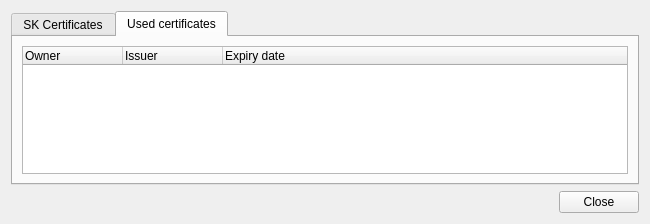
Above: qdigidoc/trunk/crypto/ui/KeyAddDialog.ui from tixsys/esteid before the change. Below: the same form after it.
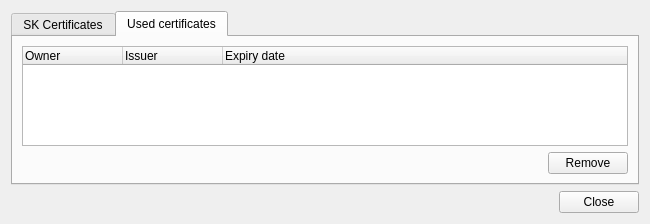
That is the form after the change. The open tabs and pages were chosen to show the change.

Commit message:
qdigidoc: crypto remove certificates from history
Ticket #692

Diff of the .ui file:
```diff
--- a/qdigidoc/trunk/crypto/ui/KeyAddDialog.ui
+++ b/qdigidoc/trunk/crypto/ui/KeyAddDialog.ui
@@ -143,6 +143,30 @@
          </column>
         </widget>
        </item>
+       <item>
+        <layout class="QHBoxLayout" name="removeLayout">
+         <item>
+          <spacer name="removeSpacer">
+           <property name="orientation">
+            <enum>Qt::Horizontal</enum>
+           </property>
+           <property name="sizeHint" stdset="0">
+            <size>
+             <width>40</width>
+             <height>20</height>
+            </size>
+           </property>
+          </spacer>
+         </item>
+         <item>
+          <widget class="QPushButton" name="remove">
+           <property name="text">
+            <string>Remove</string>
+           </property>
+          </widget>
+         </item>
+        </layout>
+       </item>
       </layout>
      </widget>
     </widget>
```
The commit also changes 2 other files.
